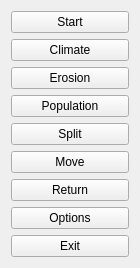
This is mainmenu.ui in tps12/Tec-Nine as Qt 5 draws it before an edit. The edited form follows.
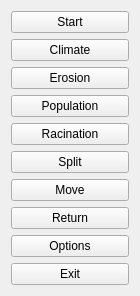
This is the edited form.

Patch:
```diff
--- a/mainmenu.ui
+++ b/mainmenu.ui
@@ -54,6 +54,13 @@
      </property>
     </widget>
    </item>
+   <item>
+    <widget class="QPushButton" name="racination">
+     <property name="text">
+      <string>Racination</string>
+     </property>
+    </widget>
+   </item>
    <item>
     <widget class="QPushButton" name="split">
      <property name="text">
```
